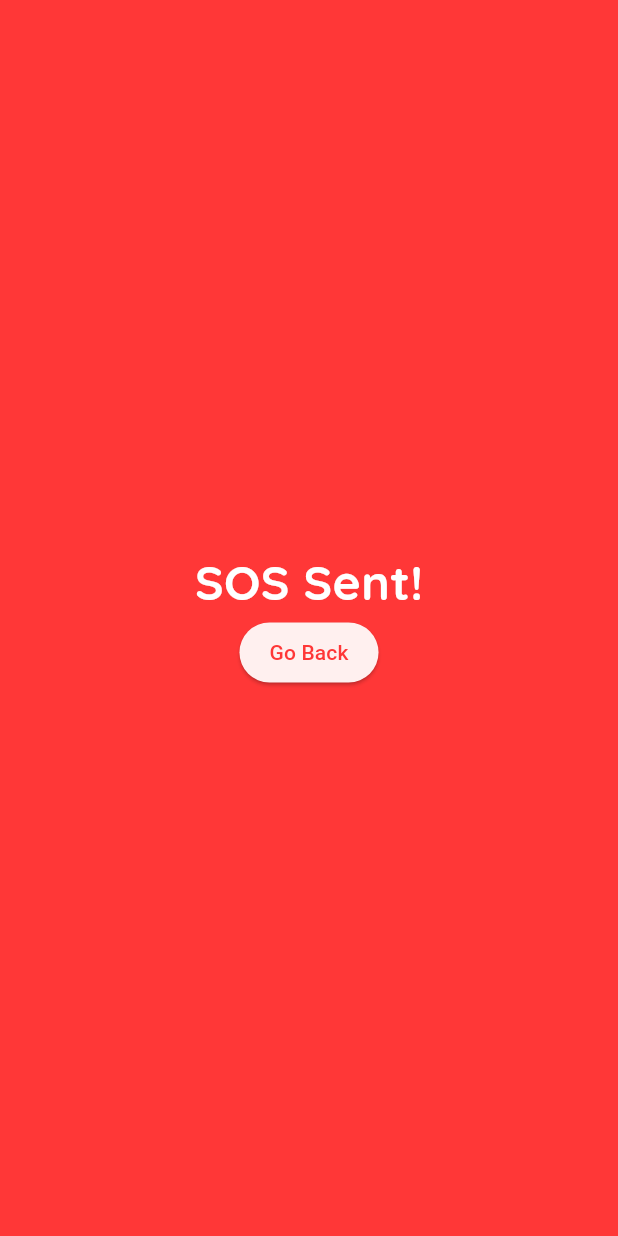
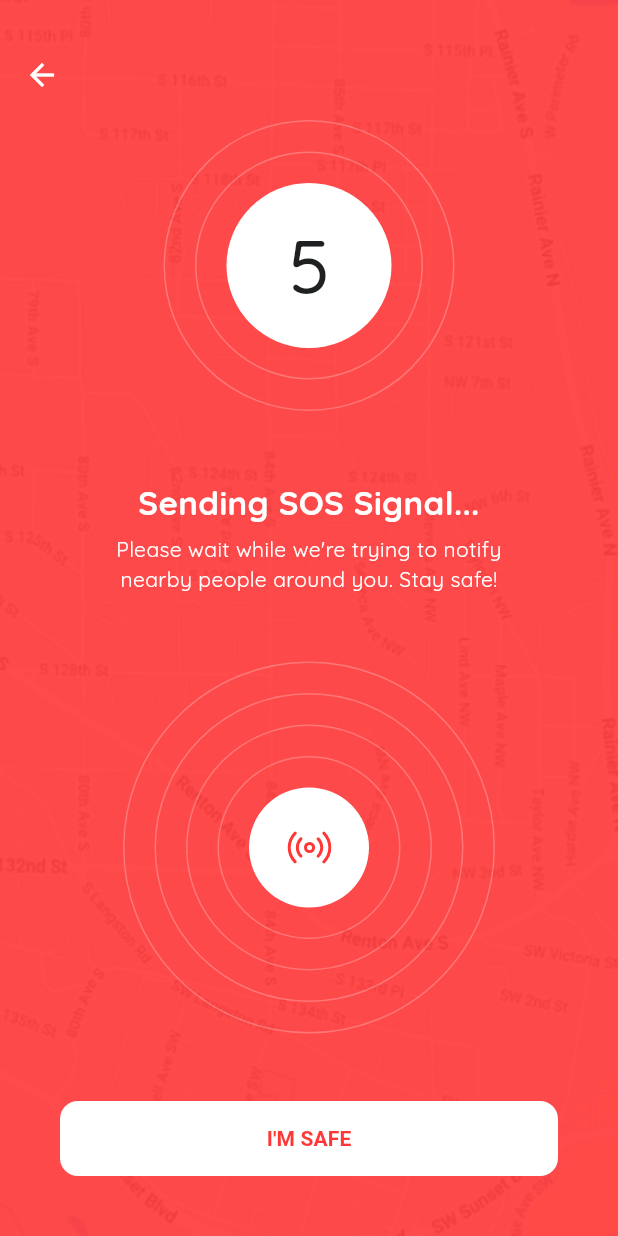
Before and after one commit to SOS-Assist/mobile-app, a Flutter app: the screen it shows once a user with an empty profile is signed in, after a tap on an icon or button, on a phone screen of 412 x 824 dp. Run offline on Flutter 3.47's test engine with Material 3 defaults, Android fonts, the phone set to English and light mode, and no system bars; our stand-ins replace cloud_firestore, firebase_auth, firebase_core, flutter_svg; accounts and stored records are empty.

Commit message:
feature (sos call): create a page for ongoing sos call

```diff
--- /dev/null
+++ b/lib/pages/sos_call.dart
@@ -0,0 +1,187 @@
+import 'package:flutter/material.dart';
+import 'package:flutter_svg/flutter_svg.dart';
+
+class SosCallPage extends StatefulWidget {
+  final String sosType;
+
+  const SosCallPage({super.key, required this.sosType});
+
+  @override
+  State<SosCallPage> createState() => _SosCallPageState();
+}
+
+class _SosCallPageState extends State<SosCallPage> {
+  @override
+  Widget build(BuildContext context) {
+    final ThemeData theme = Theme.of(context);
+    final ColorScheme colorScheme = theme.colorScheme;
+    final double screenWidth = MediaQuery.of(context).size.width;
+    final double screenHeight = MediaQuery.of(context).size.height;
+
+    return Scaffold(
+      extendBodyBehindAppBar: true,
+      appBar: AppBar(
+        leading: const BackButton(color: Colors.white),
+        backgroundColor: Colors.transparent,
+        elevation: 0,
+        toolbarHeight: 100,
+      ),
+      body: Container(
+        width: screenWidth,
+        height: screenHeight,
+        decoration: const BoxDecoration(
+          image: DecorationImage(
+            image: AssetImage('assets/images/map.jpg'),
+            fit: BoxFit.cover,
+          ),
+        ),
+        child: Container(
+          color: colorScheme.primary.withOpacity(0.9),
+          padding: const EdgeInsets.fromLTRB(40, 80, 40, 40),
+          child: Column(
+            mainAxisAlignment: MainAxisAlignment.spaceBetween,
+            children: [
+              Container(
+                padding: const EdgeInsets.all(20),
+                decoration: BoxDecoration(
+                  shape: BoxShape.circle,
+                  border: Border.all(
+                    color: Colors.white.withOpacity(0.25),
+                  ),
+                ),
+                child: Container(
+                  padding: const EdgeInsets.all(20),
+                  decoration: BoxDecoration(
+                    shape: BoxShape.circle,
+                    border: Border.all(
+                      color: Colors.white.withOpacity(0.25),
+                    ),
+                  ),
+                  child: Container(
+                    width: 110,
+                    height: 110,
+                    decoration: const BoxDecoration(
+                      shape: BoxShape.circle,
+                      color: Colors.white,
+                    ),
+                    child: const Center(
+                      child: Text(
+                        '5',
+                        style: TextStyle(
+                          fontSize: 50,
+                          fontWeight: FontWeight.w500,
+                        ),
+                      ),
+                    ),
+                  ),
+                ),
+              ),
+              const Column(
+                children: [
+                  Text(
+                    'Sending SOS Signal...',
+                    textAlign: TextAlign.center,
+                    style: TextStyle(
+                      color: Colors.white,
+                      fontSize: 22,
+                      fontWeight: FontWeight.w700,
+                    ),
+                  ),
+                  SizedBox(height: 6),
+                  SizedBox(
+                    width: 300,
+                    child: Text(
+                      'Please wait while we\'re trying to notify nearby people around you. Stay safe!',
+                      textAlign: TextAlign.center,
+                      style: TextStyle(
+                        color: Colors.white,
+                        height: 1.4,
+                      ),
+                    ),
+                  ),
+                ],
+              ),
+              Column(
+                children: [
+                  Container(
+                    padding: const EdgeInsets.all(20),
+                    decoration: BoxDecoration(
+                      shape: BoxShape.circle,
+                      border: Border.all(
+                        color: Colors.white.withOpacity(0.25),
+                      ),
+                    ),
+                    child: Container(
+                      padding: const EdgeInsets.all(20),
+                      decoration: BoxDecoration(
+                        shape: BoxShape.circle,
+                        border: Border.all(
+                          color: Colors.white.withOpacity(0.25),
+                        ),
+                      ),
+                      child: Container(
+                        padding: const EdgeInsets.all(20),
+                        decoration: BoxDecoration(
+                          shape: BoxShape.circle,
+                          border: Border.all(
+                            color: Colors.white.withOpacity(0.25),
+                          ),
+                        ),
+                        child: Container(
+                          padding: const EdgeInsets.all(20),
+                          decoration: BoxDecoration(
+                            shape: BoxShape.circle,
+                            border: Border.all(
+                              color: Colors.white.withOpacity(0.25),
+                            ),
+                          ),
+                          child: Container(
+                            width: 80,
+                            height: 80,
+                            decoration: const BoxDecoration(
+                              shape: BoxShape.circle,
+                              color: Colors.white,
+                            ),
+                            child: Center(
+                              child: SvgPicture.asset(
+                                'assets/icons/nearby.svg',
+                                colorFilter: ColorFilter.mode(
+                                  colorScheme.primary,
+                                  BlendMode.srcIn,
+                                ),
+                              ),
+                            ),
+                          ),
+                        ),
+                      ),
+                    ),
+                  ),
+                ],
+              ),
+              ElevatedButton(
+                onPressed: () {},
+                style: ElevatedButton.styleFrom(
+                  shape: RoundedRectangleBorder(
+                    borderRadius: BorderRadius.circular(12),
+                  ),
+                  fixedSize: Size(screenWidth, 50),
+                  backgroundColor: Colors.white,
+                  shadowColor: Colors.transparent,
+                  elevation: 0,
+                ),
+                child: Text(
+                  'I\'M SAFE',
+                  style: TextStyle(
+                    color: colorScheme.primary,
+                    fontSize: 14,
+                    fontWeight: FontWeight.w700,
+                  ),
+                ),
+              ),
+            ],
+          ),
+        ),
+      ),
+    );
+  }
+}
--- a/lib/widgets/sos.dart
+++ b/lib/widgets/sos.dart
@@ -1,7 +1,7 @@
 import 'package:flutter/material.dart';
 import 'package:flutter_svg/flutter_svg.dart';
 import 'package:mobile_app/models/user.dart';
-import 'package:mobile_app/pages/ongoing_sos.dart';
+import 'package:mobile_app/pages/sos_call.dart';
 
 class Sos extends StatefulWidget {
   final UserModel? user;
@@ -160,7 +160,7 @@ class SosButton extends StatelessWidget {
                   Navigator.push(
                     context,
                     MaterialPageRoute(
-                      builder: (context) => const OngoingSos(),
+                      builder: (context) => SosCallPage(sosType: sosType),
                     ),
                   );
                 },
```
Also changed, not shown: assets/images/map.jpg (added).
